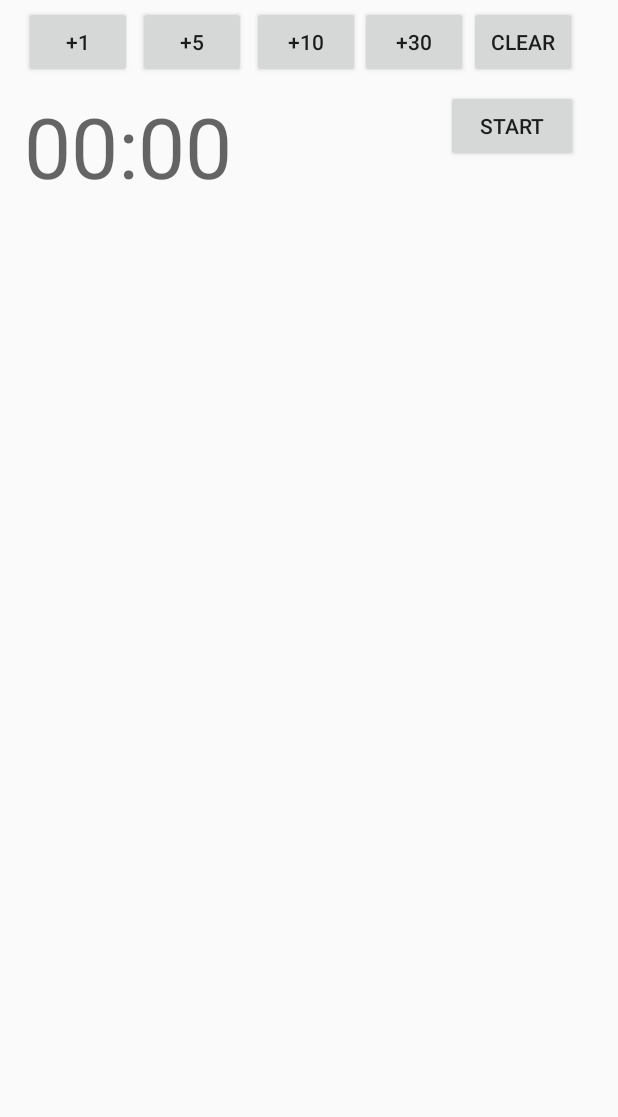
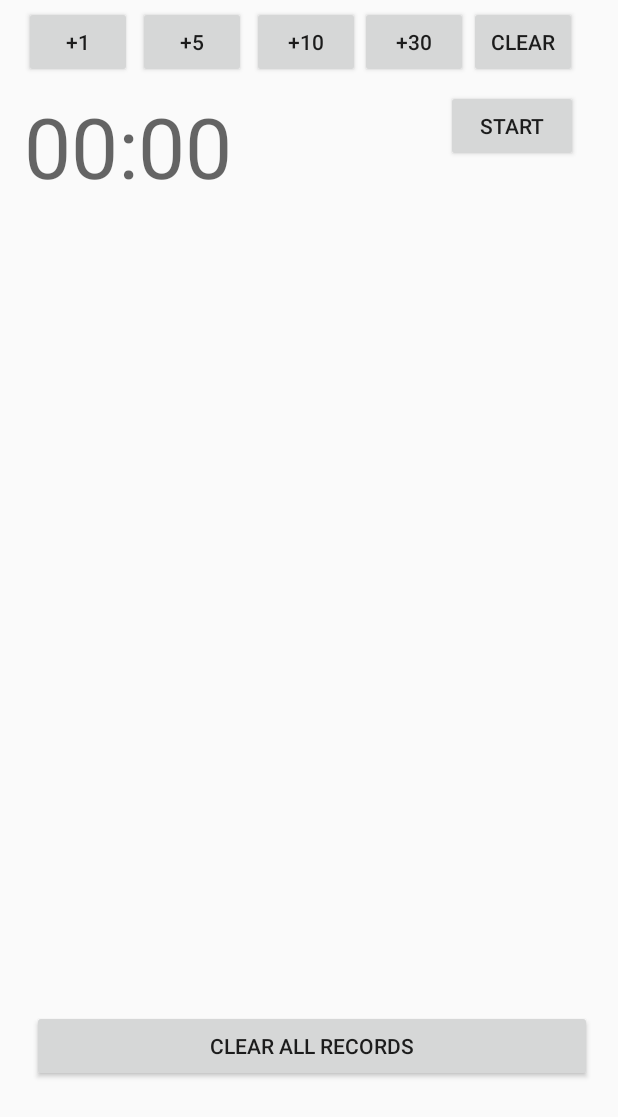
Before and after one commit to nMckenryan/KeepTrack, an Android app: the screen it shows after launch (TrackerActivity), on a phone screen of 412 x 824 dp. Shown: the top 1117 px of the screen. Run offline under Robolectric (Android 15) with nearby library versions, the phone set to English and light mode, and no system bars.

Commit message:
Third Commit. It work. Load/Save function all sorted. Implemented SharedPrefs clearing.
Known Bugs:
- After alarm completes, allows time to be added.
- Need to clean code.

```diff
--- a/app/src/main/java/android/nmr/keeptrack/RecyclerViewAdapter.java
+++ b/app/src/main/java/android/nmr/keeptrack/RecyclerViewAdapter.java
@@ -42,7 +42,6 @@ public class RecyclerViewAdapter extends RecyclerView.Adapter<RecyclerViewAdapte
     //ViewHolder constructor
     public class ViewHolder extends RecyclerView.ViewHolder {
         TextView timerElapsed;
-        //TextView timerDate;
         RelativeLayout parentLayout;
 
         public ViewHolder(View itemView) {
@@ -50,7 +49,6 @@ public class RecyclerViewAdapter extends RecyclerView.Adapter<RecyclerViewAdapte
 
             //Searches for ID set in xml
             timerElapsed = itemView.findViewById(R.id.timeElapsed);
-            //timerDate = itemView.findViewById(R.id.timerDate);
             parentLayout = itemView.findViewById(R.id.parent_layout);
         }
     }
@@ -62,7 +60,6 @@ public class RecyclerViewAdapter extends RecyclerView.Adapter<RecyclerViewAdapte
 
         //change to timerName.
         holder.timerElapsed.setText(mTimerItem.get(position));
-        //holder.timerDate.setText(mTimerDate.get(position));
 
         holder.parentLayout.setOnClickListener(new View.OnClickListener() {
             @Override
--- a/app/src/main/java/android/nmr/keeptrack/TrackerActivity.java
+++ b/app/src/main/java/android/nmr/keeptrack/TrackerActivity.java
@@ -1,9 +1,11 @@
 package android.nmr.keeptrack;
 
 import android.content.Context;
+import android.content.DialogInterface;
 import android.content.SharedPreferences;
 import android.media.MediaPlayer;
 import android.os.CountDownTimer;
+import android.support.v7.app.AlertDialog;
 import android.support.v7.app.AppCompatActivity;
 import android.os.Bundle;
 import android.support.v7.widget.LinearLayoutManager;
@@ -15,9 +17,8 @@ import android.widget.Button;
 import android.widget.TextView;
 import android.widget.Toast;
 
-import java.text.SimpleDateFormat;
+import java.text.DateFormat;
 import java.util.ArrayList;
-import java.util.Calendar;
 import java.util.Date;
 import java.util.Locale;
 import java.util.Map;
@@ -29,23 +30,20 @@ public class TrackerActivity extends AppCompatActivity {
     protected Button mStart;
     protected Button mStop;
     protected TextView mTimerText;
-    protected TextView mTextOutput;
 
     protected Button m1Button;
     protected Button m5Button;
     protected Button m10Button;
     protected Button m30Button;
     protected Button mClearButton;
-
-    protected Date mDateStarted;
+    protected Button mClearRecordsButton;
 
     private long mInitialTimeLength;
     private long mTimeLeft;
     private boolean mTimerRunning;
     private static final String TAG = "TrackerActivity";
 
-    private ArrayList<String> mTimerNames = new ArrayList<>();
-    private ArrayList<String> mTimerElapsed = new ArrayList<>();
+    private ArrayList<String> mTimerList = new ArrayList<>();
 
 
     @Override
@@ -65,6 +63,7 @@ public class TrackerActivity extends AppCompatActivity {
         m10Button = (Button)findViewById(R.id.add10Button);
         m30Button = (Button)findViewById(R.id.add30Button);
         mClearButton = (Button)findViewById(R.id.clearButton);
+        mClearRecordsButton = (Button)findViewById(R.id.clearRecordsButton);
 
         mStart = (Button) findViewById(R.id.startButton);
         mStart.setText(R.string.start);
@@ -127,20 +126,15 @@ public class TrackerActivity extends AppCompatActivity {
             }
         });
 
-        // Clears Timer
-        mClearButton.setOnClickListener(new View.OnClickListener() {
-            @Override
-            public void onClick(View view) {
-                mInitialTimeLength = 0;
-                updateCountText();
-            }
-        });
-
+        mClearRecordsButton.setOnClickListener(new View.OnClickListener() {
+           @Override
+           public void onClick(View view) {
+               launchDialog();
+           }
+       });
 
         initRecyclerView();
         updateCountText();
-        //clearSharedPrefs();
-        loadTimerRecord();
     }
 
     //BEGINS TIMER
@@ -166,10 +160,6 @@ public class TrackerActivity extends AppCompatActivity {
                     //RECORD TIMER
                     Pair<String, String> newRecord = new Pair<>
                             (dateRetriever(), millisToString(mInitialTimeLength)); //Saves Data+Inital Set Time as a key-value pair.
-                    //Inject fucking date.
-//                    mTimerNames.add(newRecord.first);
-//                    mTimerElapsed.add(newRecord.second);
-//                    initRecyclerView();
                     saveTimerRecord(newRecord.first, newRecord.second);
                     loadTimerRecord();
                 }
@@ -180,6 +170,7 @@ public class TrackerActivity extends AppCompatActivity {
             mTimerRunning = true;
             swapStartText();
             mStop.setVisibility(View.INVISIBLE);
+            loadTimerRecord();
         }
     }
 
@@ -191,6 +182,7 @@ public class TrackerActivity extends AppCompatActivity {
         mStop.setVisibility(View.VISIBLE);
     }
 
+    //RESETS TIMER
     private void resetTimer() {
         mTimeLeft = mInitialTimeLength;
         updateCountText();
@@ -204,22 +196,13 @@ public class TrackerActivity extends AppCompatActivity {
     private void updateCountText() {
         if(mTimerRunning == false) {
             mTimerText.setText(millisToString(mInitialTimeLength));//(Long.toString(mInitialTimeLength));
-            System.out.println("mINTIIAL UPDATE TRIGGER");
         } else {
             mTimerText.setText(millisToString(mTimeLeft));
-            System.out.println("mLEFT UPDATE TRIGGER");
         }
-        System.out.println("mLeft" + mTimeLeft + "mInitial" + mInitialTimeLength);
         loadTimerRecord();
     }
 
     //BUTTON METHODS
-    public void addTime(long minutesAdded) {
-        mInitialTimeLength += (minutesAdded * 6000); //formats to milliseconds
-        updateCountText();
-        Log.d(TAG, "addTime: " + mInitialTimeLength);
-    }
-
     private void swapStartText() { //Switches START button text from pause to start.
         if(mStart.getText() == getResources().getString(R.string.pause)) {
             mStart.setText(getResources().getString(R.string.start));
@@ -227,6 +210,82 @@ public class TrackerActivity extends AppCompatActivity {
             mStart.setText(getResources().getString(R.string.pause));
         }
     }
+
+    public void addTime(long minutesAdded) {
+        mInitialTimeLength += (minutesAdded * 6000); //formats to milliseconds
+        updateCountText();
+        Log.d(TAG, "addTime: " + mInitialTimeLength);
+    }
+
+    //Saves record to SharedPreferences, Recyclerview below.
+    public void saveTimerRecord(String dateString, String timeString) {
+        SharedPreferences sharedPref = this.getPreferences(Context.MODE_PRIVATE);
+        SharedPreferences.Editor editor = sharedPref.edit();
+        editor.putString("TIMER SET ON:" + dateString, " FOR: " + timeString );
+        Log.d(TAG, "saveTimerRecord: " + timeString + " ON: "  + dateString);
+        editor.apply();
+    }
+
+    //LOADS & UPDATES RECORDS
+    public void loadTimerRecord() {
+        mTimerList.clear();
+        SharedPreferences sharedPref = this.getPreferences(Context.MODE_PRIVATE);
+
+        Map<String, ?> allEntries = sharedPref.getAll();
+        int i = 0;
+        for(Map.Entry<String, ?> entry : allEntries.entrySet()) {
+            Log.d(TAG, "mapValues" + entry.getKey() + ": " + entry.getValue().toString());
+            mTimerList.add(entry.getKey() + ": " + entry.getValue().toString());
+            Log.d(TAG, "mTIMERELAPSEDSAV" + mTimerList.get(i));
+            i++;
+        }
+        initRecyclerView();
+
+    }
+
+    //CLEARS RECORDS & SAVED SHAREDPREFS
+    private void clearSharedPrefs() {
+        SharedPreferences settings = this.getPreferences(Context.MODE_PRIVATE);
+        settings.edit().clear().apply();
+        Log.d(TAG, "clearSharedPrefs: mTimerList Left:" + mTimerList.size() );
+        loadTimerRecord();
+    }
+
+    private void launchDialog(){ //Launched toast dialog, confirming if user wishes to clear sharedprefs/records.
+        DialogInterface.OnClickListener dialogClickListener = new DialogInterface.OnClickListener() {
+            @Override
+            public void onClick(DialogInterface dialog, int selection) {
+                switch (selection) {
+                    case DialogInterface.BUTTON_POSITIVE:
+                        //Records Cleared
+                        clearSharedPrefs();
+                        break;
+                    case DialogInterface.BUTTON_NEGATIVE:
+                        //Nothing happens
+                        break;
+                }
+            }
+        };
+        AlertDialog.Builder builder = new AlertDialog.Builder(this);
+            builder.setMessage("Are you sure? All Records will be Cleared").setPositiveButton("Yes", dialogClickListener)
+                    .setNegativeButton("No", dialogClickListener).show();
+    }
+
+    //RECYCLER METHOD: starts recyclerview
+    private void initRecyclerView() {
+        Log.d(TAG, "initTimerNames: init recyc view");
+        RecyclerView recyclerView = findViewById(R.id.recycler_view);
+        RecyclerViewAdapter adapter = new RecyclerViewAdapter(mTimerList, this);
+        recyclerView.setAdapter(adapter);
+        recyclerView.setLayoutManager(new LinearLayoutManager(this));
+    }
+
+    //Initiates Sound of Alarm
+    private void timerDingDing() { //Plays sound as soon as alarm completes.
+        MediaPlayer mp = MediaPlayer.create(this, R.raw.alarm);
+        mp.start();
+    }
+
 
     //FORMATTER METHODS
     //Converts Milliseconds to minutes/seconds
@@ -241,64 +300,8 @@ public class TrackerActivity extends AppCompatActivity {
 
     //Gets current date to record when timer started.
     public String dateRetriever(){
-        Date current = Calendar.getInstance().getTime();
-
-
-        SimpleDateFormat df = new SimpleDateFormat("dd-MM-yyyy mm:ss");
-        Log.d(TAG, "dateRetriever: Current Time:" + df.format(current));
-        return df.format(current); //TODO: Not showing right time? tracks time app has been open.
-    }
-
-    public void saveTimerRecord(String dateString, String timeString) {
-//        SharedPreferences sharedPref = this.getPreferences(Context.MODE_PRIVATE);
-//        SharedPreferences.Editor editor = sharedPref.edit();
-//        editor.putString("DATESTR", dateString);
-//        editor.putString("TIMESTR", timeString);
-//        System.out.println("RECORD SAVED: " + dateString + " " + timeString);
-//        editor.apply();
-        String concat = dateString + " " + timeString;
-        SharedPreferences sharedPref = this.getPreferences(Context.MODE_PRIVATE);
-        SharedPreferences.Editor editor = sharedPref.edit();
-        editor.putString("TIMER SET " + timeString, " ON: " + dateString );
-        Log.d(TAG, "saveTimerRecord: " + timeString + " ON: "  + dateString);
-        editor.apply();
-    }
-
-    public void loadTimerRecord() {
-        SharedPreferences sharedPref = this.getPreferences(Context.MODE_PRIVATE);
-//        //mTimerNames.add(sharedPref.getString(getResources().getString(R.string.preference_file_key), null));
-//        mTimerNames.add(getResources().getString(R.string.preference_file_key));
-//
-//        mTimerElapsed.add(sharedPref.getString(getResources().getString(R.string.preference_file_key), null));
-//        System.out.println("TNAME: " + mTimerNames);
-
-        Map<String, ?> allEntries = sharedPref.getAll();
-        int i = 0;
-        for(Map.Entry<String, ?> entry : allEntries.entrySet()) {
-            Log.d(TAG, "mapValues" + entry.getKey() + ": " + entry.getValue().toString());
-            mTimerElapsed.add(entry.getKey() + ": " + entry.getValue().toString());
-            Log.d(TAG, "mTIMERELAPSEDSAV" + mTimerElapsed.get(i));
-            i++;
-        }
-
-    }
-    private void clearSharedPrefs() {
-        SharedPreferences settings = this.getPreferences(Context.MODE_PRIVATE);
-        settings.edit().clear().apply();
-    }
-
-
-    //RECYCLER METHOD: starts recyclerview
-    private void initRecyclerView() {
-        Log.d(TAG, "initTimerNames: init recyc view");
-        RecyclerView recyclerView = findViewById(R.id.recycler_view);
-        RecyclerViewAdapter adapter = new RecyclerViewAdapter(mTimerElapsed, this);
-        recyclerView.setAdapter(adapter);
-        recyclerView.setLayoutManager(new LinearLayoutManager(this));
-    }
-
-    private void timerDingDing() { //Plays sound as soon as alarm completes.
-        MediaPlayer mp = MediaPlayer.create(this, R.raw.alarm);
-        mp.start();
+        String current = DateFormat.getDateTimeInstance().format(new Date());
+        Log.d(TAG, "dateRetriever: Current Time:" + current); // + df.format(current));
+        return current;
     }
 }
--- a/app/src/main/res/layout/activity_tracker.xml
+++ b/app/src/main/res/layout/activity_tracker.xml
@@ -11,7 +11,6 @@
         android:layout_width="72dp"
         android:layout_height="wrap_content"
         android:layout_marginTop="4dp"
-        android:onClick="clearTime"
         android:text="CLEAR"
         app:layout_constraintEnd_toEndOf="@+id/startButton"
         app:layout_constraintStart_toEndOf="@+id/add30Button"
@@ -78,11 +77,9 @@
     <android.support.v7.widget.RecyclerView
         android:id="@+id/recycler_view"
         android:layout_width="367dp"
-        android:layout_height="474dp"
+        android:layout_height="503dp"
         android:layout_marginStart="8dp"
         android:layout_marginTop="8dp"
-        android:layout_marginBottom="8dp"
-        app:layout_constraintBottom_toBottomOf="parent"
         app:layout_constraintEnd_toEndOf="@+id/stopButton"
         app:layout_constraintStart_toStartOf="@+id/timerText"
         app:layout_constraintTop_toBottomOf="@+id/timerText"
@@ -106,5 +103,21 @@
         app:layout_constraintStart_toEndOf="@+id/add1Button"
         app:layout_constraintTop_toTopOf="@+id/add10Button" />
 
+    <Button
+        android:id="@+id/clearRecordsButton"
+        style="@style/Widget.AppCompat.Button"
+        android:layout_width="373dp"
+        android:layout_height="wrap_content"
+        android:layout_marginStart="21dp"
+        android:layout_marginEnd="302dp"
+        android:layout_marginBottom="8dp"
+        android:text="CLEAR ALL RECORDS"
+        app:layout_constraintBottom_toBottomOf="parent"
+        app:layout_constraintEnd_toEndOf="parent"
+        app:layout_constraintHorizontal_bias="0.0"
+        app:layout_constraintStart_toStartOf="parent"
+        app:layout_constraintTop_toBottomOf="@+id/recycler_view"
+        app:layout_constraintVertical_bias="0.0" />
+
 
 </android.support.constraint.ConstraintLayout>
```
